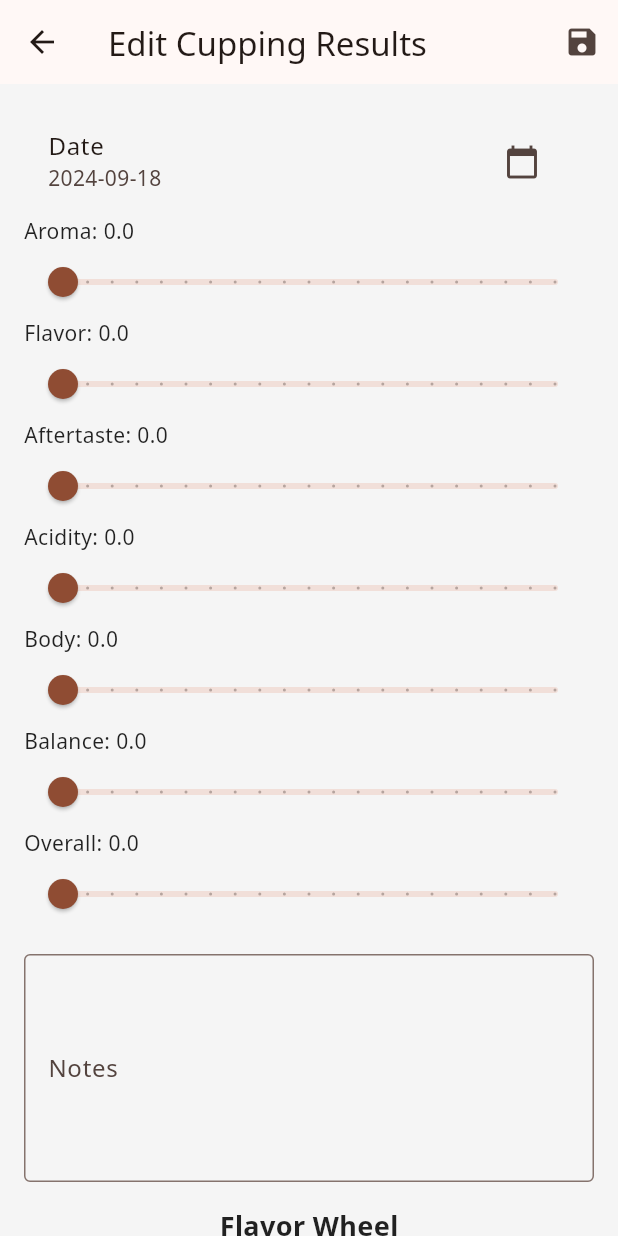
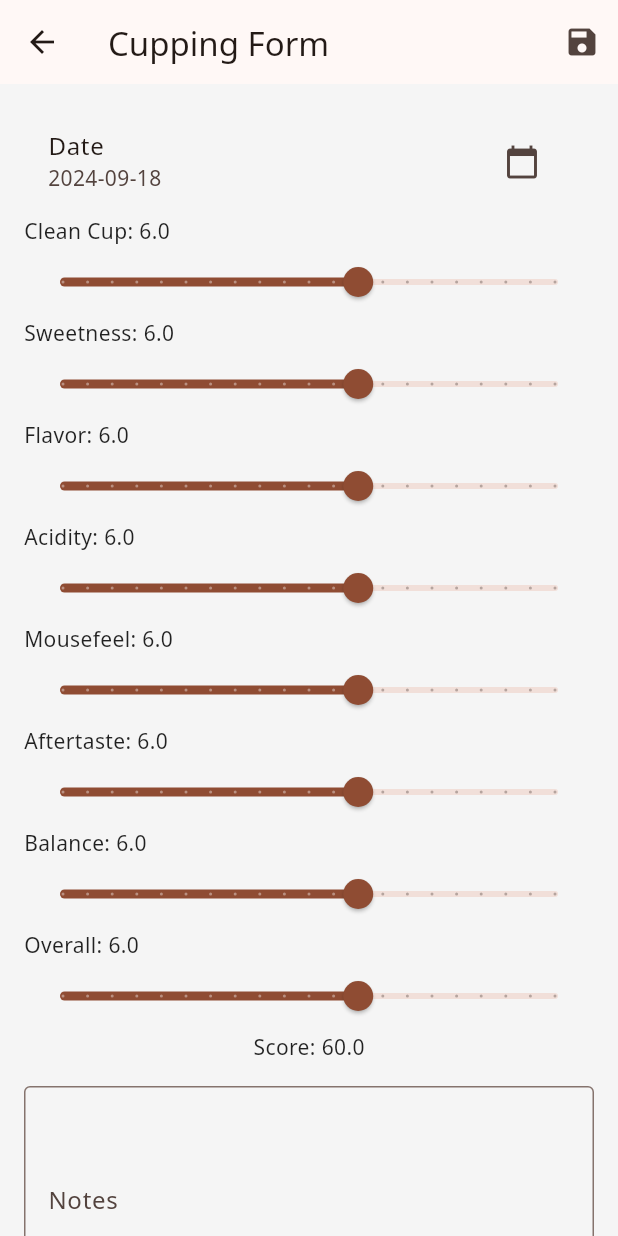
Before and after one commit to popcoondev/roast_logger, a Flutter app: the CuppingResultScreen screen opened directly, on a phone screen of 412 x 824 dp. Run offline on Flutter 3.47's test engine with Material 3 defaults, Android fonts, the light colour scheme and no system bars; our stand-ins replace fl_chart, font_awesome_flutter, google_fonts.

```diff
--- a/lib/models/cupping_result.dart
+++ b/lib/models/cupping_result.dart
@@ -2,29 +2,29 @@
 
 class CuppingResult {
   DateTime date;
-  double aroma;
   double flavor;
   double sweetness;
   double acidity;
-  double body;
-  double cleanliness;
+  double mousefeel;
+  double cleancup;
   double aftertaste;
   double balance;
   double overall;
+  double score;
   String notes;
   List<String> flavors;
 
   CuppingResult({
     required this.date,
-    this.aroma = 0,
     this.flavor = 0,
     this.sweetness = 0,
     this.acidity = 0,
-    this.body = 0,
-    this.cleanliness = 0,
+    this.mousefeel = 0,
+    this.cleancup = 0,
     this.aftertaste = 0,
     this.balance = 0,
     this.overall = 0,
+    this.score = 0,
     this.notes = '',
     this.flavors = const [],
   });
@@ -32,30 +32,30 @@ class CuppingResult {
   // データ保存のために toJson と fromJson を追加できます
   Map<String, dynamic> toJson() => {
         'date': date.toIso8601String(),
-        'aroma': aroma,
         'flavor': flavor,
         'sweetness': sweetness,
         'acidity': acidity,
-        'body': body,
-        'cleanliness': cleanliness,
+        'mousefeel': mousefeel,
+        'cleancup': cleancup,
         'aftertaste': aftertaste,
         'balance': balance,
         'overall': overall,
+        'score': score,
         'notes': notes,
         'flavors': flavors,
       };
 
   factory CuppingResult.fromJson(Map<String, dynamic> json) => CuppingResult(
         date: DateTime.parse(json['date']),
-        aroma: json['aroma'],
         flavor: json['flavor'],
         sweetness: json['sweetness'],
         acidity: json['acidity'],
-        body: json['body'],
-        cleanliness: json['cleanliness'],
+        mousefeel: json['mousefeel'],
+        cleancup: json['cleancup'],
         aftertaste: json['aftertaste'],
         balance: json['balance'],
         overall: json['overall'],
+        score: json['score'],
         notes: json['notes'],
         flavors: List<String>.from(json['flavors'] ?? []),
       );
--- a/lib/screens/cupping_result_screen.dart
+++ b/lib/screens/cupping_result_screen.dart
@@ -16,13 +16,15 @@ class CuppingResultScreen extends StatefulWidget {
 class _CuppingResultScreenState extends State<CuppingResultScreen> {
   final _formKey = GlobalKey<FormState>();
 
-  late double _aroma;
   late double _flavor;
   late double _aftertaste;
   late double _acidity;
-  late double _body;
+  late double _sweetness;
+  late double _cleancup;
+  late double _mousefeel;
   late double _balance;
   late double _overall;
+  late double _score;
   late DateTime _date;
   late TextEditingController _notesController;
   List<String> _selectedFlavors = [];
@@ -32,15 +34,19 @@ class _CuppingResultScreenState extends State<CuppingResultScreen> {
     super.initState();
     final cuppingResult = widget.cuppingResult;
     _date = cuppingResult?.date ?? DateTime.now();
-    _aroma = cuppingResult?.aroma ?? 0.0;
-    _flavor = cuppingResult?.flavor ?? 0.0;
-    _aftertaste = cuppingResult?.aftertaste ?? 0.0;
-    _acidity = cuppingResult?.acidity ?? 0.0;
-    _body = cuppingResult?.body ?? 0.0;
-    _balance = cuppingResult?.balance ?? 0.0;
-    _overall = cuppingResult?.overall ?? 0.0;
+    _flavor = cuppingResult?.flavor ?? 6.0;
+    _aftertaste = cuppingResult?.aftertaste ?? 6.0;
+    _acidity = cuppingResult?.acidity ?? 6.0;
+    _sweetness = cuppingResult?.sweetness ?? 6.0;
+    _cleancup = cuppingResult?.cleancup ?? 6.0;
+    _mousefeel = cuppingResult?.mousefeel ?? 6.0;
+    _balance = cuppingResult?.balance ?? 6.0;
+    _overall = cuppingResult?.overall ?? 6.0;
+    _score = cuppingResult?.score ?? 0.0;
     _notesController = TextEditingController(text: cuppingResult?.notes);
     _selectedFlavors = cuppingResult?.flavors ?? [];
+
+    _calcScore();
   }
 
     // 日付ピッカーの追加
@@ -62,13 +68,15 @@ class _CuppingResultScreenState extends State<CuppingResultScreen> {
     if (_formKey.currentState!.validate()) {
       final newCuppingResult = CuppingResult(
         date: _date,
-        aroma: _aroma,
         flavor: _flavor,
         aftertaste: _aftertaste,
         acidity: _acidity,
-        body: _body,
+        sweetness: _sweetness,
+        cleancup: _cleancup,
+        mousefeel: _mousefeel,
         balance: _balance,
         overall: _overall,
+        score: _score,
         notes: _notesController.text,
         flavors: _selectedFlavors,
       );
@@ -103,7 +111,7 @@ class _CuppingResultScreenState extends State<CuppingResultScreen> {
   Widget build(BuildContext context) {
     return Scaffold(
       appBar: AppBar(
-        title: const Text('Edit Cupping Results'),
+        title: const Text('Cupping Form'),
         actions: [
           IconButton(
             icon: const Icon(Icons.save),
@@ -126,41 +134,55 @@ class _CuppingResultScreenState extends State<CuppingResultScreen> {
                   onPressed: _selectDate,
                 ),
               ),
-              _buildSlider('Aroma', _aroma, (value) {
+              _buildSlider('Clean Cup', _cleancup, (value) {
                 setState(() {
-                  _aroma = value;
+                  _cleancup = value;
+                  _calcScore();
+                });
+              }),
+              _buildSlider('Sweetness', _sweetness, (value) {
+                setState(() {
+                  _sweetness = value;
+                  _calcScore();
                 });
               }),
               _buildSlider('Flavor', _flavor, (value) {
                 setState(() {
                   _flavor = value;
+                  _calcScore();
+                });
+              }),
+              _buildSlider('Acidity', _acidity, (value) {
+                setState(() {
+                  _acidity = value;
+                  _calcScore();
+                });
+              }),
+              _buildSlider('Mousefeel', _mousefeel, (value) {
+                setState(() {
+                  _mousefeel = value;
+                  _calcScore();
                 });
               }),
               _buildSlider('Aftertaste', _aftertaste, (value) {
                 setState(() {
                   _aftertaste = value;
-                });
-              }),
-              _buildSlider('Acidity', _acidity, (value) {
-                setState(() {
-                  _acidity = value;
-                });
-              }),
-              _buildSlider('Body', _body, (value) {
-                setState(() {
-                  _body = value;
+                  _calcScore();
                 });
               }),
               _buildSlider('Balance', _balance, (value) {
                 setState(() {
                   _balance = value;
+                  _calcScore();
                 });
               }),
               _buildSlider('Overall', _overall, (value) {
                 setState(() {
                   _overall = value;
+                  _calcScore();
                 });
               }),
+              Text('Score: ${_score.toStringAsFixed(1)}'),
               const SizedBox(height: 16.0),
               TextFormField(
                 controller: _notesController,
@@ -188,4 +210,9 @@ class _CuppingResultScreenState extends State<CuppingResultScreen> {
       ),
     );
   }
+
+  void _calcScore() {
+    double total = _flavor + _aftertaste + _acidity + _sweetness + _cleancup + _mousefeel + _balance + _overall;
+    _score = total * (100 / 80);
+  }
 }
--- a/lib/screens/roast_list_screen.dart
+++ b/lib/screens/roast_list_screen.dart
@@ -54,13 +54,14 @@ class _RoastListScreenState extends State<RoastListScreen> {
             // サンプルのカッピング結果
             CuppingResult(
               date: DateTime(2023, 10, 02),
-              aroma: 8,
-              acidity: 7,
-              body: 6,
+              cleancup: 8,
+              sweetness: 8,
+              acidity: 8,
+              mousefeel: 8,
               flavor: 8,
-              aftertaste: 7,
-              balance: 7,
-              overall: 7,
+              aftertaste: 8,
+              balance: 8,
+              overall: 8,
               notes: 'Fruity, floral, tea-like',
               flavors: ['Fruity', 'Floral', 'Tea-like'],
             ),
```
Also changed, not shown: lib/screens/roast_detail_screen.dart (+22 -6 lines).
